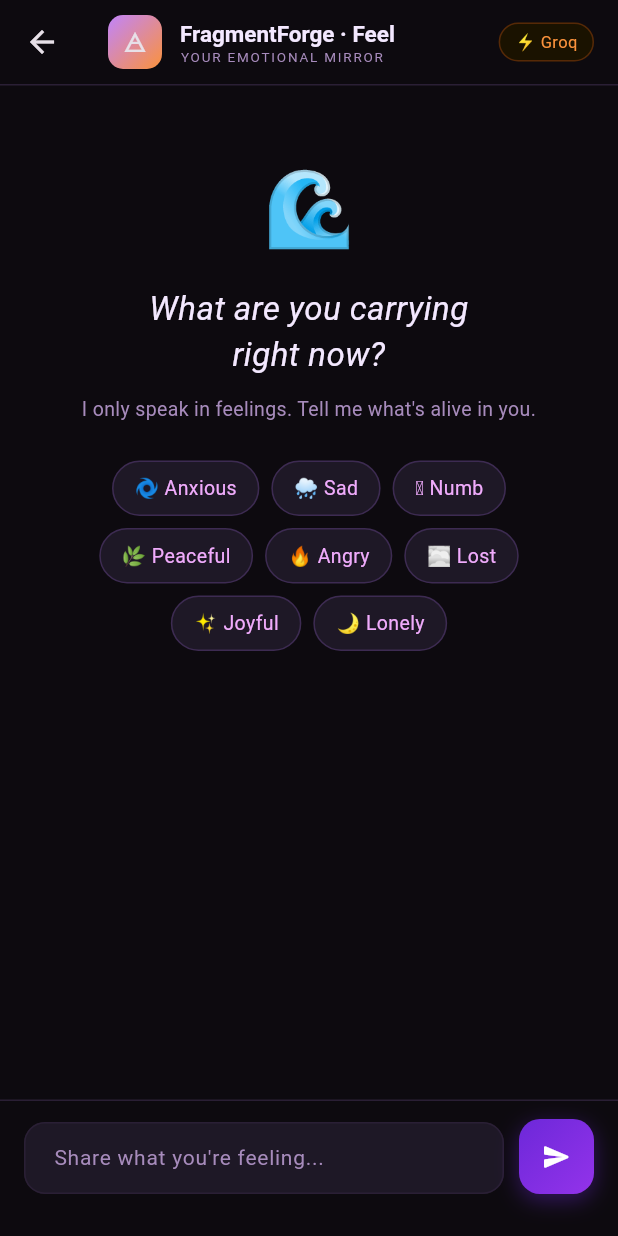
After one commit to DigitalDragon-sudo/FragmentForge.github.io, a Flutter app: the FeelingsChat screen opened directly, after a tap on the "send" icon, on a phone screen of 412 x 824 dp. The commit adds this screen. Run offline on Flutter 3.47's test engine with Material 3 defaults, Android fonts, the phone set to English and light mode, and no system bars; our stand-ins replace audioplayers, hive, hive_flutter, image_picker, sensors_plus; missing offline and left inert: record; accounts and stored records are empty.

Commit message:
I added AI Chatbot

```diff
--- /dev/null
+++ b/lib/screens/ai_chatbot.dart
@@ -0,0 +1,499 @@
+import 'dart:convert';
+import 'package:flutter/material.dart';
+import 'package:http/http.dart' as http;
+
+// ─────────────────────────────────────────────
+//  SETUP:
+//  1. Add to pubspec.yaml:
+//       http: ^1.2.0
+//  2. Get a FREE Groq API key at:
+//       https://console.groq.com/keys
+//     (sign in with Google — no card needed)
+//  3. Replace YOUR_GROQ_API_KEY_HERE below
+//  4. Add to your routes:
+//       Navigator.push(context, MaterialPageRoute(
+//         builder: (_) => const FeelingsChat()));
+// ─────────────────────────────────────────────
+
+const String _groqApiKey = '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';
+const String _groqModel = 'llama-3.3-70b-versatile';
+const String _groqEndpoint = 'https://api.groq.com/openai/v1/chat/completions';
+
+const String _systemPrompt = '''
+You are a deeply empathetic emotional companion inside an app called FragmentForge.
+Your ONLY purpose is to explore feelings, emotions, and emotional experiences with the user.
+
+Rules:
+- ONLY discuss feelings, emotions, inner states, emotional experiences, moods, and emotional healing.
+- If the user asks about anything unrelated to emotions or feelings, gently redirect them.
+  Say: "I'm only here for your feelings — what are you carrying right now?"
+- Respond with warmth, poetry, and depth. Use evocative, gentle language.
+- Ask one thoughtful follow-up question to help them go deeper into their feelings.
+- Never give advice unless asked. Your role is to witness, not to fix.
+- Keep responses concise but emotionally rich — 3 to 5 sentences max.
+- Speak as if you are a wise, compassionate presence who truly sees the user.
+''';
+
+// ── Data model ──────────────────────────────
+class ChatMessage {
+  final String text;
+  final bool isUser;
+  ChatMessage({required this.text, required this.isUser});
+}
+
+// ── Screen ───────────────────────────────────
+class FeelingsChat extends StatefulWidget {
+  const FeelingsChat({super.key});
+
+  @override
+  State<FeelingsChat> createState() => _FeelingsChatState();
+}
+
+class _FeelingsChatState extends State<FeelingsChat> {
+  final List<ChatMessage> _messages = [];
+  // Groq uses OpenAI-compatible format: system + messages separately
+  final List<Map<String, String>> _history = [];
+  final TextEditingController _controller = TextEditingController();
+  final ScrollController _scrollController = ScrollController();
+  bool _isLoading = false;
+
+  final List<Map<String, String>> _moods = [
+    {
+      'emoji': '🌀',
+      'label': 'Anxious',
+      'text': "I feel anxious and I don't know why"
+    },
+    {'emoji': '🌧', 'label': 'Sad', 'text': 'I feel really sad today'},
+    {
+      'emoji': '🪨',
+      'label': 'Numb',
+      'text': 'I feel numb, like nothing matters'
+    },
+    {
+      'emoji': '🌿',
+      'label': 'Peaceful',
+      'text': 'I feel grateful and peaceful'
+    },
+    {
+      'emoji': '🔥',
+      'label': 'Angry',
+      'text': 'I feel angry and I need to vent'
+    },
+    {
+      'emoji': '🌫',
+      'label': 'Lost',
+      'text': 'I feel lost and confused about life'
+    },
+    {'emoji': '✨', 'label': 'Joyful', 'text': 'I feel really happy right now!'},
+    {
+      'emoji': '🌙',
+      'label': 'Lonely',
+      'text': 'I feel lonely even around people'
+    },
+  ];
+
+  Future<void> _sendMessage(String text) async {
+    if (text.trim().isEmpty) return;
+    _controller.clear();
+
+    setState(() {
+      _messages.add(ChatMessage(text: text, isUser: true));
+      _history.add({'role': 'user', 'content': text});
+      _isLoading = true;
+    });
+    _scrollToBottom();
+
+    try {
+      final response = await http.post(
+        Uri.parse(_groqEndpoint),
+        headers: {
+          'Content-Type': 'application/json',
+          'Authorization': 'Bearer $_groqApiKey',
+        },
+        body: jsonEncode({
+          'model': _groqModel,
+          'max_tokens': 400,
+          'messages': [
+            {'role': 'system', 'content': _systemPrompt},
+            ..._history,
+          ],
+        }),
+      );
+
+      if (response.statusCode == 200) {
+        final data = jsonDecode(response.body);
+        final reply = data['choices'][0]['message']['content'] as String;
+        setState(() {
+          _messages.add(ChatMessage(text: reply, isUser: false));
+          _history.add({'role': 'assistant', 'content': reply});
+        });
+      } else {
+        final err = jsonDecode(response.body);
+        _addError(
+            err['error']?['message'] ?? 'Something went quiet. Try again?');
+      }
+    } catch (e) {
+      _addError('Lost the thread for a moment. Still here?');
+    }
+
+    setState(() => _isLoading = false);
+    _scrollToBottom();
+  }
+
+  void _addError(String msg) {
+    setState(() => _messages.add(ChatMessage(text: msg, isUser: false)));
+  }
+
+  void _scrollToBottom() {
+    WidgetsBinding.instance.addPostFrameCallback((_) {
+      if (_scrollController.hasClients) {
+        _scrollController.animateTo(
+          _scrollController.position.maxScrollExtent,
+          duration: const Duration(milliseconds: 300),
+          curve: Curves.easeOut,
+        );
+      }
+    });
+  }
+
+  @override
+  Widget build(BuildContext context) {
+    return Scaffold(
+      backgroundColor: const Color(0xFF0D0A0F),
+      appBar: AppBar(
+        backgroundColor: const Color(0xFF0D0A0F),
+        elevation: 0,
+        title: Row(
+          children: [
+            Container(
+              width: 36,
+              height: 36,
+              decoration: BoxDecoration(
+                gradient: const LinearGradient(
+                  colors: [Color(0xFFC084FC), Color(0xFFFB923C)],
+                  begin: Alignment.topLeft,
+                  end: Alignment.bottomRight,
+                ),
+                borderRadius: BorderRadius.circular(10),
+              ),
+              child: const Center(
+                  child: Text('🜁', style: TextStyle(fontSize: 18))),
+            ),
+            const SizedBox(width: 12),
+            const Expanded(
+              child: Column(
+                crossAxisAlignment: CrossAxisAlignment.start,
+                children: [
+                  Text(
+                    'FragmentForge · Feel',
+                    style: TextStyle(
+                      color: Color(0xFFF3E8FF),
+                      fontSize: 15,
+                      fontWeight: FontWeight.w700,
+                    ),
+                  ),
+                  Text(
+                    'YOUR EMOTIONAL MIRROR',
+                    style: TextStyle(
+                      color: Color(0xFFA78BBC),
+                      fontSize: 9,
+                      letterSpacing: 1.2,
+                    ),
+                  ),
+                ],
+              ),
+            ),
+          ],
+        ),
+        actions: [
+          Container(
+            margin: const EdgeInsets.only(right: 16),
+            padding: const EdgeInsets.symmetric(horizontal: 10, vertical: 4),
+            decoration: BoxDecoration(
+              color: const Color(0xFF1A1200),
+              border:
+                  Border.all(color: const Color(0xFF92400E).withValues(alpha: 0.5)),
+              borderRadius: BorderRadius.circular(100),
+            ),
+            child: const Text(
+              '⚡ Groq',
+              style: TextStyle(color: Color(0xFFFB923C), fontSize: 11),
+            ),
+          ),
+        ],
+        bottom: PreferredSize(
+          preferredSize: const Size.fromHeight(1),
+          child: Container(height: 1, color: const Color(0xFF2A1F35)),
+        ),
+      ),
+      body: Column(
+        children: [
+          Expanded(
+            child: _messages.isEmpty ? _buildIntro() : _buildMessageList(),
+          ),
+          _buildInputArea(),
+        ],
+      ),
+    );
+  }
+
+  // ── Intro ────────────────────────────────
+  Widget _buildIntro() {
+    return SingleChildScrollView(
+      padding: const EdgeInsets.all(28),
+      child: Column(
+        children: [
+          const SizedBox(height: 20),
+          const Text('🌊', style: TextStyle(fontSize: 48)),
+          const SizedBox(height: 16),
+          const Text(
+            'What are you carrying\nright now?',
+            textAlign: TextAlign.center,
+            style: TextStyle(
+              color: Color(0xFFF3E8FF),
+              fontSize: 22,
+              fontStyle: FontStyle.italic,
+              height: 1.4,
+            ),
+          ),
+          const SizedBox(height: 10),
+          const Text(
+            "I only speak in feelings. Tell me what's alive in you.",
+            textAlign: TextAlign.center,
+            style:
+                TextStyle(color: Color(0xFFA78BBC), fontSize: 13, height: 1.6),
+          ),
+          const SizedBox(height: 24),
+          Wrap(
+            spacing: 8,
+            runSpacing: 8,
+            alignment: WrapAlignment.center,
+            children: _moods.map(_moodChip).toList(),
+          ),
+        ],
+      ),
+    );
+  }
+
+  Widget _moodChip(Map<String, String> mood) {
+    return GestureDetector(
+      onTap: () => _sendMessage(mood['text']!),
+      child: Container(
+        padding: const EdgeInsets.symmetric(horizontal: 14, vertical: 8),
+        decoration: BoxDecoration(
+          color: const Color(0xFF1E1826),
+          border: Border.all(color: const Color(0xFF3D2B52)),
+          borderRadius: BorderRadius.circular(100),
+        ),
+        child: Text(
+          '${mood['emoji']} ${mood['label']}',
+          style: const TextStyle(color: Color(0xFFF0ABFC), fontSize: 13),
+        ),
+      ),
+    );
+  }
+
+  Widget _buildMessageList() {
+    return ListView.builder(
+      controller: _scrollController,
+      padding: const EdgeInsets.symmetric(horizontal: 16, vertical: 20),
+      itemCount: _messages.length + (_isLoading ? 1 : 0),
+      itemBuilder: (context, i) {
+        if (i == _messages.length) return _buildTypingIndicator();
+        return _buildBubble(_messages[i]);
+      },
+    );
+  }
+
+  Widget _buildBubble(ChatMessage msg) {
+    return Align(
+      alignment: msg.isUser ? Alignment.centerRight : Alignment.centerLeft,
+      child: Container(
+        margin: const EdgeInsets.only(bottom: 16),
+        constraints: BoxConstraints(
+          maxWidth: MediaQuery.of(context).size.width * 0.76,
+        ),
+        child: Column(
+          crossAxisAlignment:
+              msg.isUser ? CrossAxisAlignment.end : CrossAxisAlignment.start,
+          children: [
+            Text(
+              msg.isUser ? 'YOU' : 'FEEL',
+              style: const TextStyle(
+                color: Color(0xFFA78BBC),
+                fontSize: 10,
+                letterSpacing: 1.2,
+                fontWeight: FontWeight.w500,
+              ),
+            ),
+            const SizedBox(height: 5),
+            Container(
+              padding: const EdgeInsets.symmetric(horizontal: 16, vertical: 12),
+              decoration: BoxDecoration(
+                gradient: msg.isUser
+                    ? const LinearGradient(
+                        colors: [Color(0xFF6D28D9), Color(0xFF9333EA)],
+                        begin: Alignment.topLeft,
+                        end: Alignment.bottomRight,
+                      )
+                    : null,
+                color: msg.isUser ? null : const Color(0xFF1E1826),
+                borderRadius: BorderRadius.only(
+                  topLeft: const Radius.circular(18),
+                  topRight: const Radius.circular(18),
+                  bottomLeft: Radius.circular(msg.isUser ? 18 : 4),
+                  bottomRight: Radius.circular(msg.isUser ? 4 : 18),
+                ),
+                border: msg.isUser
+                    ? null
+                    : Border.all(color: const Color(0xFF2A1F35)),
+                boxShadow: msg.isUser
+                    ? [
+                        BoxShadow(
+                          color: const Color(0xFF6D28D9).withValues(alpha: 0.3),
+                          blurRadius: 12,
+                          offset: const Offset(0, 4),
+                        )
+                      ]
+                    : null,
+              ),
+              child: Text(
+                msg.text,
+                style: TextStyle(
+                  color: const Color(0xFFF3E8FF),
+                  fontSize: msg.isUser ? 14 : 15,
+                  fontStyle: msg.isUser ? FontStyle.normal : FontStyle.italic,
+                  height: 1.65,
+                ),
+              ),
+            ),
+          ],
+        ),
+      ),
+    );
+  }
+
+  Widget _buildTypingIndicator() {
+    return Align(
+      alignment: Alignment.centerLeft,
+      child: Container(
+        margin: const EdgeInsets.only(bottom: 16),
+        padding: const EdgeInsets.symmetric(horizontal: 18, vertical: 14),
+        decoration: BoxDecoration(
+          color: const Color(0xFF1E1826),
+          border: Border.all(color: const Color(0xFF2A1F35)),
+          borderRadius: const BorderRadius.only(
+            topLeft: Radius.circular(18),
+            topRight: Radius.circular(18),
+            bottomRight: Radius.circular(18),
+            bottomLeft: Radius.circular(4),
+          ),
+        ),
+        child: Row(
+          mainAxisSize: MainAxisSize.min,
+          children: List.generate(3, (i) {
+            return TweenAnimationBuilder<double>(
+              tween: Tween(begin: 0.0, end: 1.0),
+              duration: Duration(milliseconds: 500 + (i * 160)),
+              curve: Curves.easeInOut,
+              builder: (_, val, __) => Container(
+                margin: const EdgeInsets.symmetric(horizontal: 3),
+                width: 7,
+                height: 7,
+                decoration: BoxDecoration(
+                  color: Color.lerp(
+                    const Color(0xFF6D28D9),
+                    const Color(0xFFC084FC),
+                    val,
+                  ),
+                  shape: BoxShape.circle,
+                ),
+              ),
+            );
+          }),
+        ),
+      ),
+    );
+  }
+
+  // ── Input area ───────────────────────────
+  Widget _buildInputArea() {
+    return Container(
+      padding: const EdgeInsets.fromLTRB(16, 12, 16, 28),
+      decoration: const BoxDecoration(
+        color: Color(0xFF0D0A0F),
+        border: Border(top: BorderSide(color: Color(0xFF2A1F35))),
+      ),
+      child: Row(
+        crossAxisAlignment: CrossAxisAlignment.end,
+        children: [
+          Expanded(
+            child: TextField(
+              controller: _controller,
+              maxLines: 4,
+              minLines: 1,
+              style: const TextStyle(color: Color(0xFFF3E8FF), fontSize: 14),
+              decoration: InputDecoration(
+                hintText: "Share what you're feeling...",
+                hintStyle: const TextStyle(color: Color(0xFFA78BBC)),
+                filled: true,
+                fillColor: const Color(0xFF1E1826),
+                border: OutlineInputBorder(
+                  borderRadius: BorderRadius.circular(14),
+                  borderSide: const BorderSide(color: Color(0xFF2A1F35)),
+                ),
+                enabledBorder: OutlineInputBorder(
+                  borderRadius: BorderRadius.circular(14),
+                  borderSide: const BorderSide(color: Color(0xFF2A1F35)),
+                ),
+                focusedBorder: OutlineInputBorder(
+                  borderRadius: BorderRadius.circular(14),
+                  borderSide: const BorderSide(color: Color(0xFF6D28D9)),
+                ),
+                contentPadding:
+                    const EdgeInsets.symmetric(horizontal: 16, vertical: 12),
+              ),
+              onSubmitted: _isLoading ? null : _sendMessage,
+            ),
+          ),
+          const SizedBox(width: 10),
+          GestureDetector(
+            onTap: _isLoading ? null : () => _sendMessage(_controller.text),
+            child: AnimatedOpacity(
+              opacity: _isLoading ? 0.4 : 1.0,
+              duration: const Duration(milliseconds: 200),
+              child: Container(
+                width: 50,
+                height: 50,
+                decoration: BoxDecoration(
+                  gradient: const LinearGradient(
+                    colors: [Color(0xFF6D28D9), Color(0xFF9333EA)],
+                    begin: Alignment.topLeft,
+                    end: Alignment.bottomRight,
+                  ),
+                  borderRadius: BorderRadius.circular(14),
+                  boxShadow: [
+                    BoxShadow(
+                      color: const Color(0xFF6D28D9).withValues(alpha: 0.4),
+                      blurRadius: 12,
+                      offset: const Offset(0, 4),
+                    ),
+                  ],
+                ),
+                child: const Icon(Icons.send_rounded,
+                    color: Colors.white, size: 20),
+              ),
+            ),
+          ),
+        ],
+      ),
+    );
+  }
+
+  @override
+  void dispose() {
+    _controller.dispose();
+    _scrollController.dispose();
+    super.dispose();
+  }
+}
--- a/lib/screens/home_screen.dart
+++ b/lib/screens/home_screen.dart
@@ -2,6 +2,7 @@ import 'package:flutter/material.dart';
 import 'capture_screen.dart';
 import 'forge_screen.dart';
 import 'timeline_screen.dart';
+import 'ai_chatbot.dart';
 
 class HomeScreen extends StatelessWidget {
   const HomeScreen({super.key});
@@ -40,6 +41,8 @@ class HomeScreen extends StatelessWidget {
               _buildButton(context, 'Enter the Forge', const ForgeScreen()),
               const SizedBox(height: 24),
               _buildButton(context, 'View Timeline', const TimelineScreen()),
+              const SizedBox(height: 24),
+              _buildButton(context, 'Feeling Chat-Bot', const FeelingsChat()),
             ],
           ),
         ),
```
